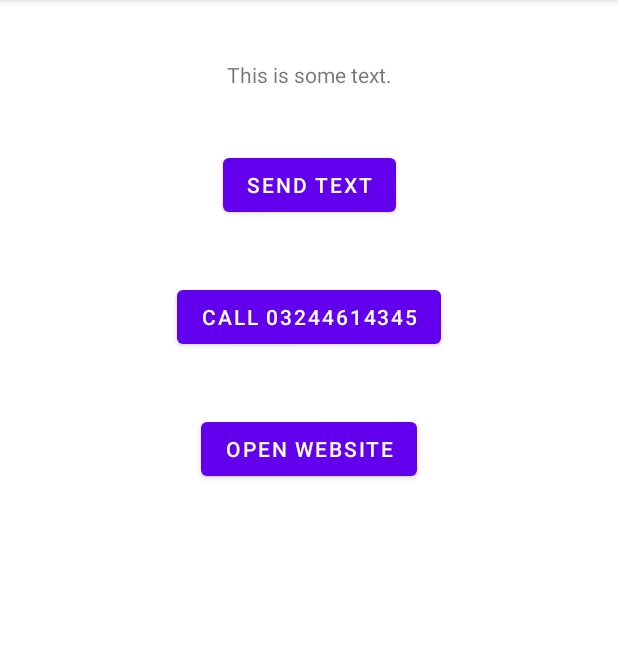
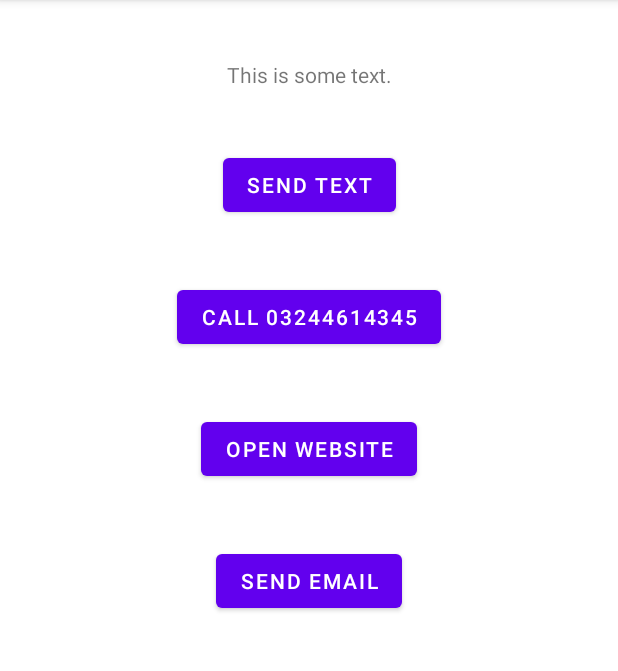
Before and after one commit to Raza023/MobileComputing, an Android app: the screen it shows after launch (MainActivity), on a phone screen of 412 x 824 dp, the part 84-755 px from its top. Run offline under Robolectric (Android 15) with nearby library versions, the phone set to English and light mode, and no system bars.

Commit message:
HM5 - INTENT URI
Intent.ACTION_SEND done

```diff
--- a/HM5IntentURI/app/src/main/java/com/ultralegends/hm5intenturi/MainActivity.java
+++ b/HM5IntentURI/app/src/main/java/com/ultralegends/hm5intenturi/MainActivity.java
@@ -11,7 +11,7 @@ import android.widget.TextView;
 
 public class MainActivity extends AppCompatActivity {
 
-    Button sendBtn, browserBtn, dialBtn;
+    Button sendBtn, browserBtn, dialBtn, mailBtn;
     TextView textView;
 
     @Override
@@ -22,6 +22,7 @@ public class MainActivity extends AppCompatActivity {
         sendBtn = findViewById(R.id.sendBtn);
         browserBtn = findViewById(R.id.browserBtn);
         dialBtn = findViewById(R.id.dialBtn);
+        mailBtn = findViewById(R.id.mailBtn);
 
         textView = findViewById(R.id.textView);
 
@@ -43,7 +44,6 @@ public class MainActivity extends AppCompatActivity {
                 Uri uri = Uri.parse("https://www.google.com");
                 Intent intent = new Intent(Intent.ACTION_VIEW,uri);
                 startActivity(intent);
-
             }
         });
 
@@ -56,7 +56,19 @@ public class MainActivity extends AppCompatActivity {
             }
         });
 
-
-
+        mailBtn.setOnClickListener(new View.OnClickListener(){
+            @Override
+            public void onClick(View view)
+            {
+                Intent intent = new Intent(Intent.ACTION_SEND);
+                intent.setType("*/*");
+                intent.putExtra(Intent.EXTRA_EMAIL,"imhraza023@gmail.com");
+                intent.putExtra(Intent.EXTRA_SUBJECT,"subject of email");
+                if(intent.resolveActivity(getPackageManager()) != null)
+                {
+                    startActivity(intent);
+                }
+            }
+        });
     }
 }
--- a/HM5IntentURI/app/src/main/res/layout/activity_main.xml
+++ b/HM5IntentURI/app/src/main/res/layout/activity_main.xml
@@ -46,4 +46,14 @@
         app:layout_constraintStart_toStartOf="parent"
         app:layout_constraintTop_toBottomOf="@+id/dialBtn" />
 
+    <Button
+        android:id="@+id/mailBtn"
+        android:layout_width="wrap_content"
+        android:layout_height="wrap_content"
+        android:layout_marginTop="40dp"
+        android:text="@string/activity1emailBtn"
+        app:layout_constraintEnd_toEndOf="parent"
+        app:layout_constraintStart_toStartOf="parent"
+        app:layout_constraintTop_toBottomOf="@+id/browserBtn" />
+
 </androidx.constraintlayout.widget.ConstraintLayout>
--- a/HM5IntentURI/app/src/main/res/values/strings.xml
+++ b/HM5IntentURI/app/src/main/res/values/strings.xml
@@ -3,6 +3,7 @@
     <string name="activity1Msg">This is some text.</string>
     <string name="activity1sndBtn">Send text</string>
     <string name="activity1browserBtn">Open website</string>
+    <string name="activity1emailBtn">Send Email</string>
     <string name="activity1dialBtn">Call 03244614345</string>
     <string name="receivingTextView">Text to send</string>
     <string name="receivingString">Static String</string>
```
